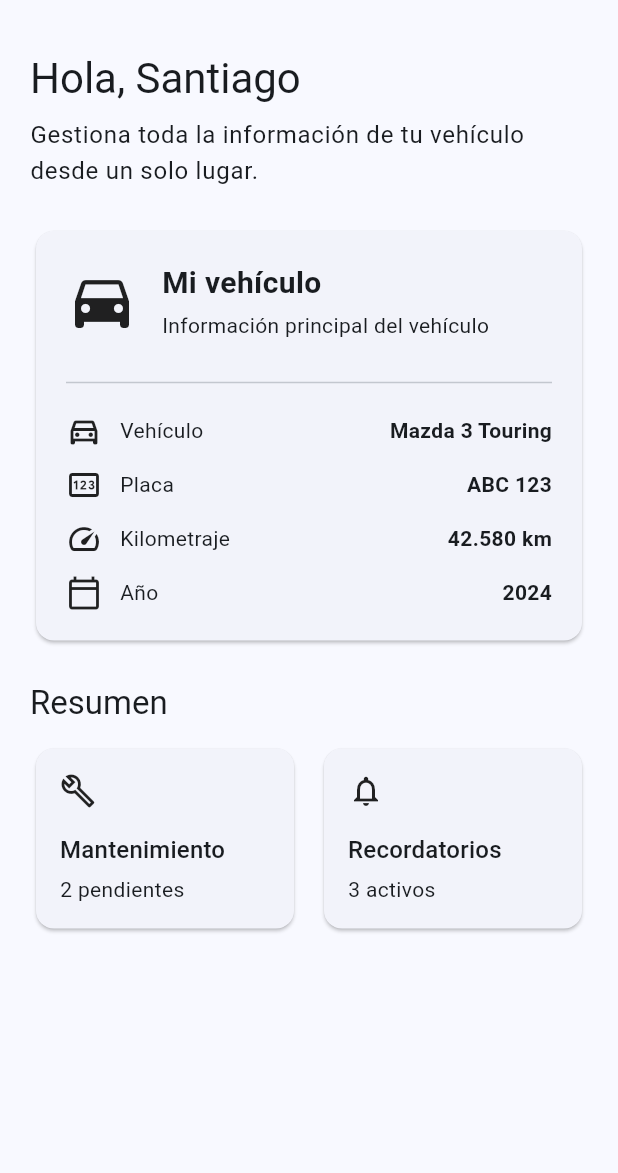
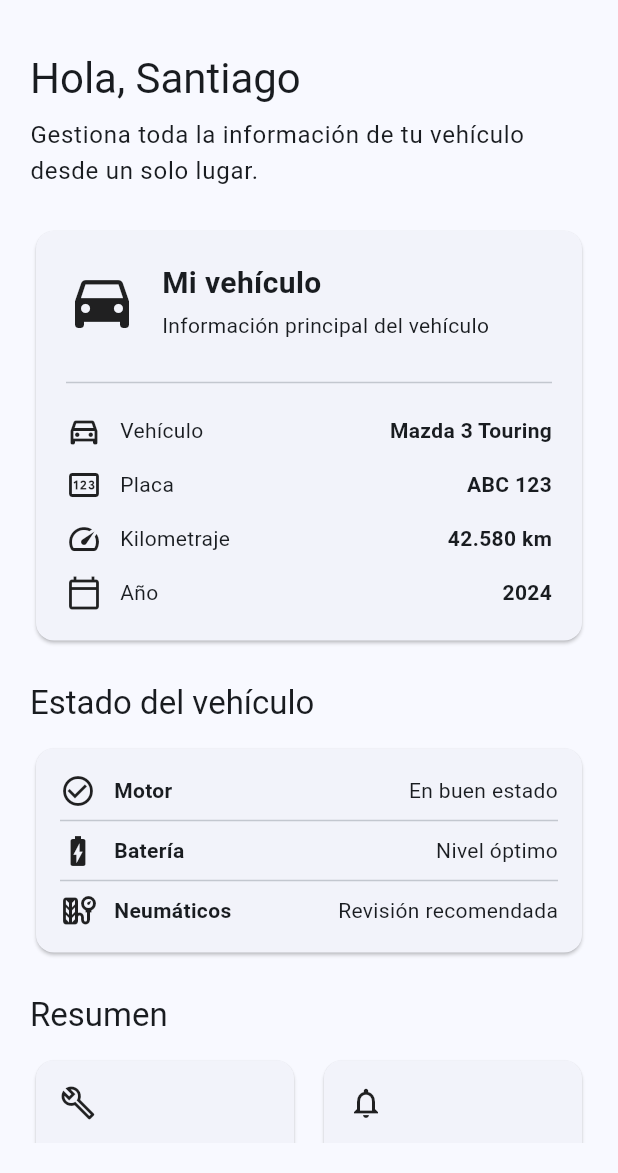
Before and after one commit to jhraldo/drivewise_app, a Flutter app: the screen it shows after launch, on a phone screen of 412 x 824 dp, the part 63-1236 px from its top. Run offline on Flutter 3.47's test engine with Material 3 defaults, Android fonts, the phone set to English and light mode, and no system bars.

Commit message:
feat: agrega estado del vehículo

```diff
--- a/lib/main.dart
+++ b/lib/main.dart
@@ -108,6 +108,40 @@ class DashboardPage extends StatelessWidget {
     ),
   ),
 ),
+const SizedBox(height: 24),
+Text(
+  'Estado del vehículo',
+  style: Theme.of(context).textTheme.titleLarge,
+),
+
+const SizedBox(height: 12),
+
+const Card(
+  child: Padding(
+    padding: EdgeInsets.all(16),
+    child: Column(
+      children: [
+        VehicleStatusRow(
+          icon: Icons.check_circle_outline,
+          title: 'Motor',
+          status: 'En buen estado',
+        ),
+        Divider(),
+        VehicleStatusRow(
+          icon: Icons.battery_charging_full,
+          title: 'Batería',
+          status: 'Nivel óptimo',
+        ),
+        Divider(),
+        VehicleStatusRow(
+          icon: Icons.tire_repair,
+          title: 'Neumáticos',
+          status: 'Revisión recomendada',
+        ),
+      ],
+    ),
+  ),
+),
             const SizedBox(height: 24),
             Text(
               'Resumen',
@@ -205,3 +239,37 @@ class VehicleInfoRow extends StatelessWidget {
     );
   }
 }
+class VehicleStatusRow extends StatelessWidget {
+  final IconData icon;
+  final String title;
+  final String status;
+
+  const VehicleStatusRow({
+    super.key,
+    required this.icon,
+    required this.title,
+    required this.status,
+  });
+
+  @override
+  Widget build(BuildContext context) {
+    return Row(
+      children: [
+        Icon(icon),
+        const SizedBox(width: 12),
+        Expanded(
+          child: Text(
+            title,
+            style: const TextStyle(
+              fontWeight: FontWeight.w600,
+            ),
+          ),
+        ),
+        Text(
+          status,
+          style: Theme.of(context).textTheme.bodyMedium,
+        ),
+      ],
+    );
+  }
+}
```
